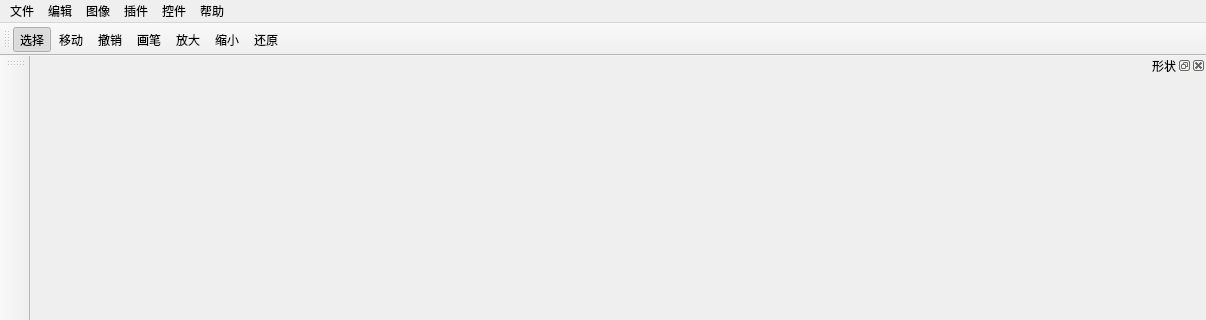
Old version of the form mainwindow.ui in the repository ITERATOR-ACM-TEAM/VIPainter; both pictures show x 0 to 1206 and y 0 to 320 of the 1206 by 786 pixel window.
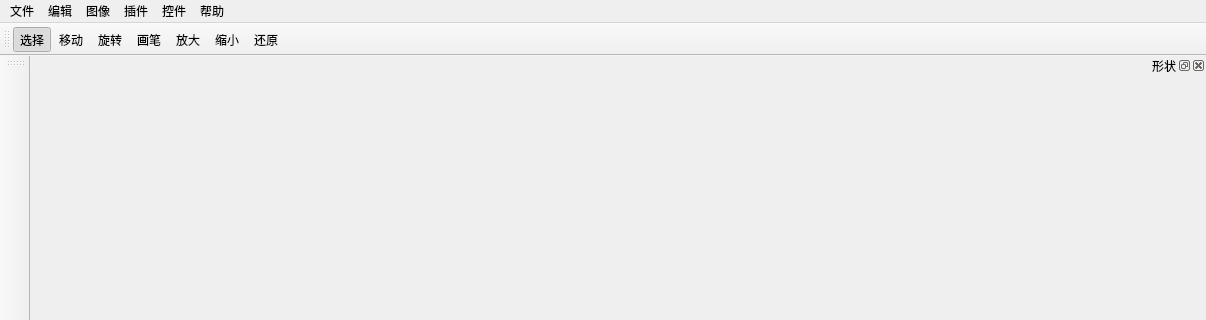
New version of the form. Icons and pictures are not drawn.

Patch:
```diff
--- a/mainwindow.ui
+++ b/mainwindow.ui
@@ -108,7 +108,7 @@
    </attribute>
    <addaction name="actionChoose"/>
    <addaction name="actionMove"/>
-   <addaction name="actionUndo"/>
+   <addaction name="actionRotate"/>
    <addaction name="actionDraw"/>
    <addaction name="actionZoomIn"/>
    <addaction name="actionZoomOut"/>
@@ -283,7 +283,7 @@
     <string>Ctrl+-</string>
    </property>
   </action>
-  <action name="actionUndo">
+  <action name="actionRotate">
    <property name="checkable">
     <bool>true</bool>
    </property>
@@ -292,7 +292,7 @@
      <normaloff>:/icon/undo.png</normaloff>:/icon/undo.png</iconset>
    </property>
    <property name="text">
-    <string>撤销</string>
+    <string>旋转</string>
    </property>
    <property name="toolTip">
     <string>撤销</string>
```
Left out of the diff: 60 changed lines with no effect on the pictures.
